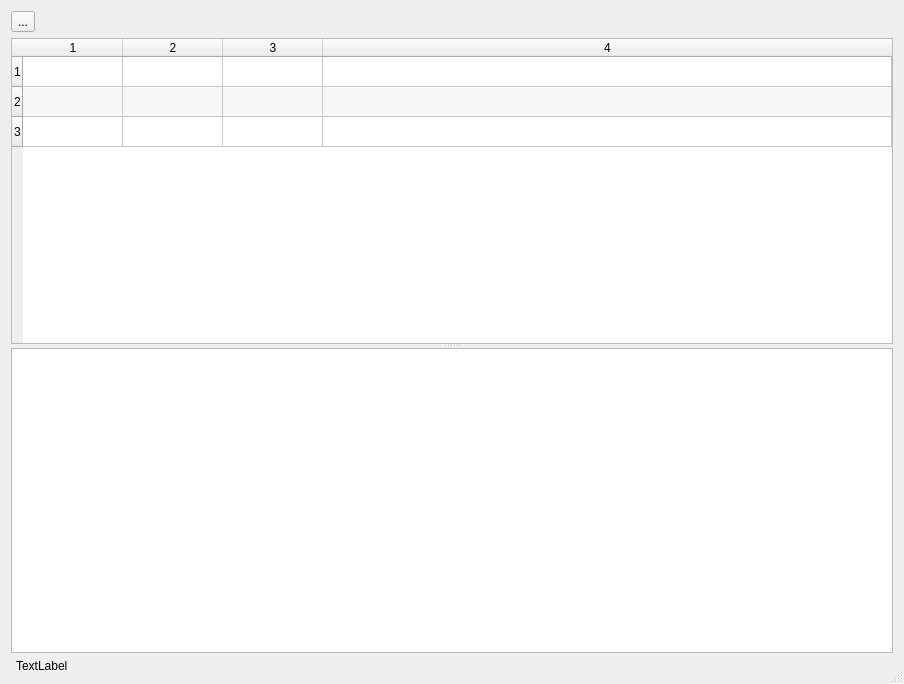
Qt form mboxviewer.ui (pjrinaldi/wombatforensics) before a commit.
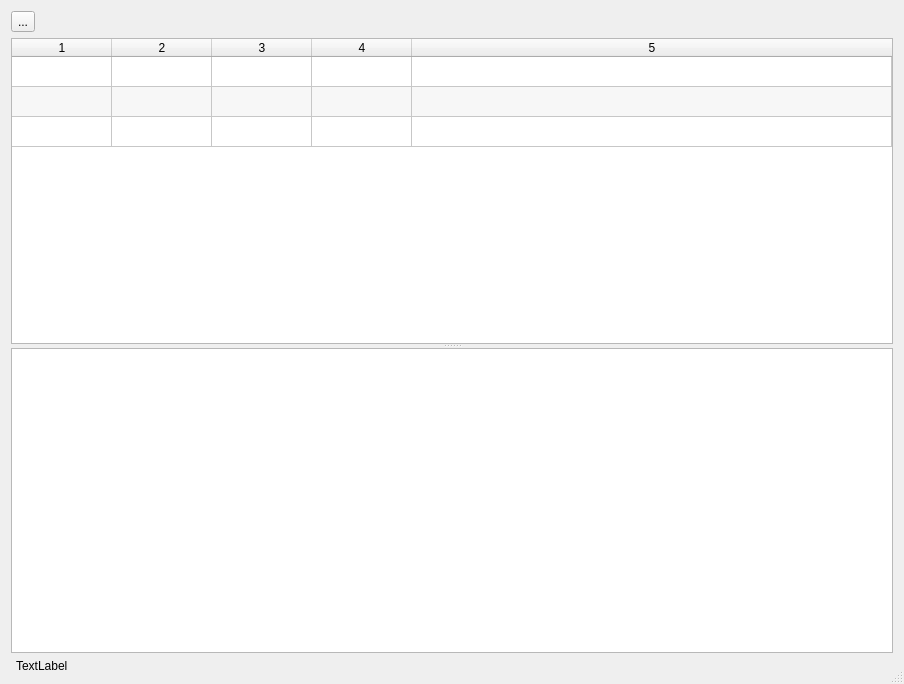
The same form after that commit.

Commit message: working on mbox expansion for digging and mboxviewer functionality

The edit to the form file:
```diff
--- a/mboxviewer.ui
+++ b/mboxviewer.ui
@@ -58,11 +58,14 @@
        <number>3</number>
       </property>
       <property name="columnCount">
-       <number>4</number>
+       <number>5</number>
       </property>
       <attribute name="horizontalHeaderStretchLastSection">
        <bool>true</bool>
       </attribute>
+      <attribute name="verticalHeaderVisible">
+       <bool>false</bool>
+      </attribute>
       <row/>
       <row/>
       <row/>
@@ -70,6 +73,7 @@
       <column/>
       <column/>
       <column/>
+      <column/>
      </widget>
      <widget class="QPlainTextEdit" name="mailcontent"/>
     </widget>
```
The commit also changes 11 other files.
